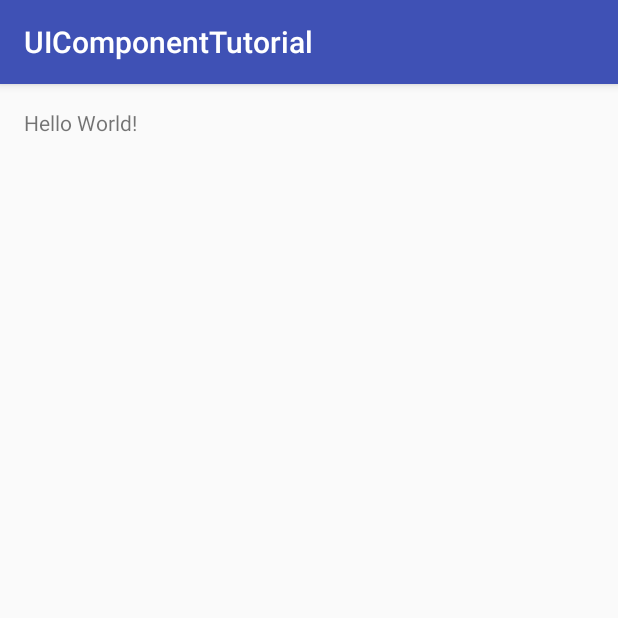
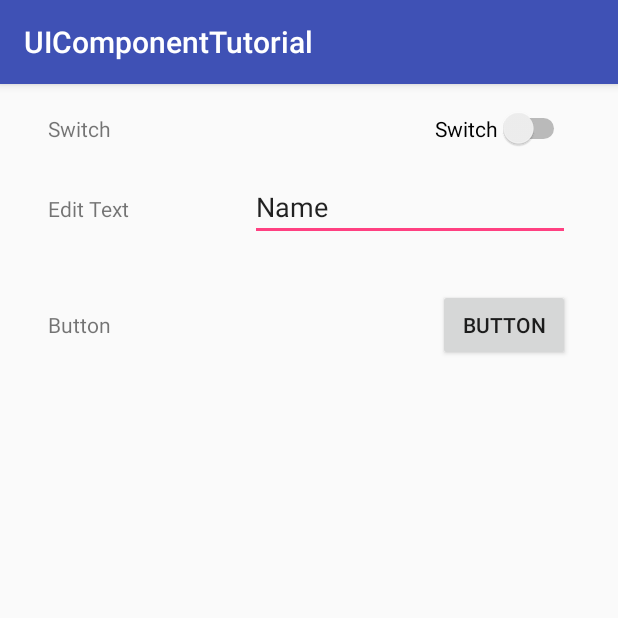
Before and after one commit to cube77/UIComponentTutorial, an Android app: the screen it shows after launch (MainActivity), on a phone screen of 412 x 824 dp, the top half of it. Run offline under Robolectric (Android 15) with nearby library versions, the phone set to English and light mode, and no system bars.

Commit message:
added functionality from chapter 3.2 , Die UI-Komponenten von Material Design Six items arranging via xml file

```diff
--- a/app/src/main/java/de/fetim/uicomponenttutorial/MainActivity.java
+++ b/app/src/main/java/de/fetim/uicomponenttutorial/MainActivity.java
@@ -2,6 +2,10 @@ package de.fetim.uicomponenttutorial;
 
 import android.support.v7.app.AppCompatActivity;
 import android.os.Bundle;
+import android.view.View;
+import android.widget.Button;
+import android.widget.EditText;
+import android.widget.Switch;
 
 public class MainActivity extends AppCompatActivity {
 
@@ -9,5 +13,13 @@ public class MainActivity extends AppCompatActivity {
     protected void onCreate(Bundle savedInstanceState) {
         super.onCreate(savedInstanceState);
         setContentView(R.layout.activity_main);
+
+        ((Button)findViewById(R.id.button)).setOnClickListener(new View.OnClickListener() {
+            @Override
+            public void onClick(View view) {
+                System.out.println(((Switch)findViewById(R.id.switch1)).isChecked() ? "An" : "Aus");
+                System.out.println(((EditText)findViewById(R.id.editText4)).getText());
+            }
+        });
     }
 }
--- a/app/src/main/res/layout/activity_main.xml
+++ b/app/src/main/res/layout/activity_main.xml
@@ -10,8 +10,68 @@
     android:paddingTop="@dimen/activity_vertical_margin"
     tools:context="de.fetim.uicomponenttutorial.MainActivity">
 
-    <TextView
+    <Switch
+        android:text="Switch"
         android:layout_width="wrap_content"
         android:layout_height="wrap_content"
-        android:text="Hello World!" />
+        android:id="@+id/switch1"
+        android:layout_marginRight="@dimen/margin"
+        android:layout_alignParentTop="true"
+        android:layout_alignParentEnd="true" />
+
+    <EditText
+        android:layout_width="wrap_content"
+        android:layout_height="wrap_content"
+        android:inputType="textPersonName"
+        android:text="Name"
+        android:ems="10"
+        android:id="@+id/editText4"
+        android:layout_below="@id/switch1"
+        android:layout_alignParentEnd="true"
+        android:layout_marginRight="@dimen/margin"
+        android:layout_marginTop="@dimen/margin"
+        android:layout_marginBottom="@dimen/margin"/>
+
+    <Button
+        android:text="Button"
+        android:layout_width="wrap_content"
+        android:layout_height="wrap_content"
+        android:id="@+id/button"
+        android:layout_below="@+id/editText4"
+        android:layout_alignParentEnd="true"
+        android:layout_marginRight="@dimen/margin"
+        android:layout_marginTop="@dimen/margin"
+        android:layout_marginBottom="@dimen/margin"/>
+
+    <TextView
+        android:text="Switch"
+        android:layout_width="wrap_content"
+        android:layout_height="wrap_content"
+        android:layout_alignParentTop="true"
+        android:layout_alignParentStart="true"
+        android:id="@+id/textView"
+        android:layout_alignBaseline="@id/switch1"
+        android:layout_marginLeft="@dimen/margin"/>
+
+    <TextView
+        android:text="Edit Text"
+        android:layout_width="wrap_content"
+        android:layout_height="wrap_content"
+        android:layout_alignBaseline="@id/editText4"
+        android:layout_alignParentStart="true"
+        android:layout_marginBottom="11dp"
+        android:id="@+id/textView2"
+        android:layout_marginLeft="@dimen/margin"/>
+
+    <TextView
+        android:text="Button"
+        android:layout_width="wrap_content"
+        android:layout_height="wrap_content"
+        android:layout_alignBaseline="@+id/button"
+        android:layout_alignParentStart="true"
+        android:layout_marginBottom="12dp"
+        android:id="@+id/textView3"
+        android:layout_marginLeft="@dimen/margin"/>
+
+
 </RelativeLayout>
--- a/app/src/main/res/values/dimens.xml
+++ b/app/src/main/res/values/dimens.xml
@@ -2,4 +2,5 @@
     <!-- Default screen margins, per the Android Design guidelines. -->
     <dimen name="activity_horizontal_margin">16dp</dimen>
     <dimen name="activity_vertical_margin">16dp</dimen>
+    <dimen name="margin">16dp</dimen>
 </resources>
```
